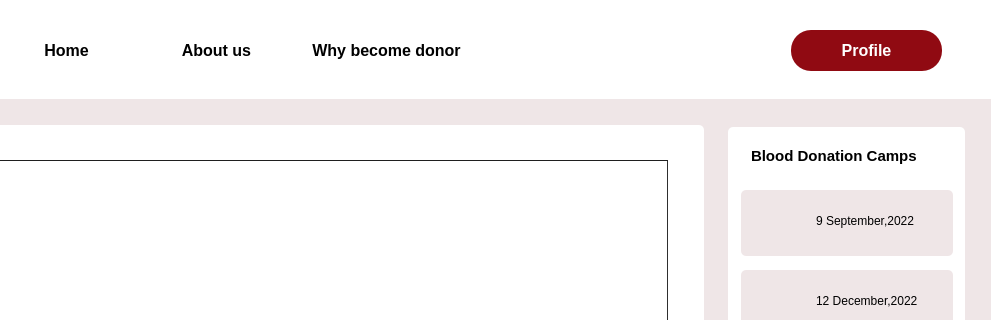
Qt form edit_patient.ui (Rista10/Final) before a commit; both pictures show x 279 to 1270 and y 0 to 320 of the 1270 by 700 pixel window.
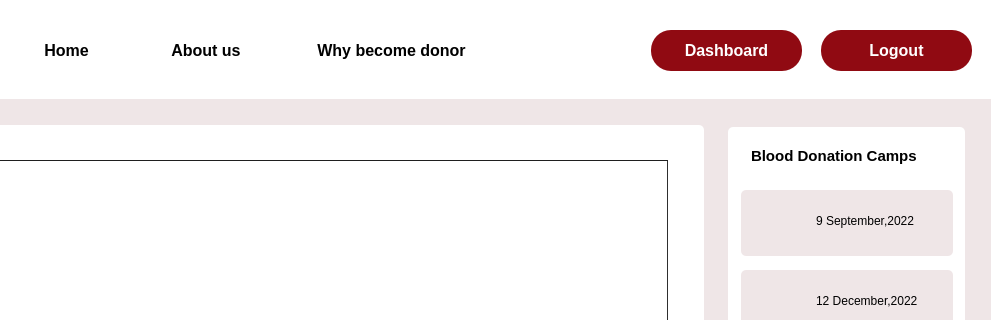
The same form after that commit. Icons and pictures are not drawn.

Diff of the .ui file:
```diff
--- a/edit_patient.ui
+++ b/edit_patient.ui
@@ -151,7 +151,7 @@
   <widget class="QPushButton" name="login">
    <property name="geometry">
     <rect>
-     <x>1070</x>
+     <x>930</x>
      <y>30</y>
      <width>151</width>
      <height>41</height>
@@ -181,7 +181,7 @@
 }</string>
    </property>
    <property name="text">
-    <string>Profile</string>
+    <string>Dashboard</string>
    </property>
   </widget>
   <widget class="QLabel" name="label_2">
@@ -511,7 +511,7 @@
     <rect>
      <x>420</x>
      <y>30</y>
-     <width>151</width>
+     <width>130</width>
      <height>41</height>
     </rect>
    </property>
@@ -580,7 +580,7 @@
   <widget class="QPushButton" name="why">
    <property name="geometry">
     <rect>
-     <x>550</x>
+     <x>555</x>
      <y>30</y>
      <width>231</width>
      <height>41</height>
@@ -682,10 +682,21 @@
      <bold>true</bold>
     </font>
    </property>
+   <property name="cursor">
+    <cursorShape>PointingHandCursor</cursorShape>
+   </property>
    <property name="styleSheet">
-    <string notr="true">background-color: rgb(144, 10, 18);
+    <string notr="true">*{background-color: rgb(144, 10, 18);
 color: rgb(255, 255, 255);
-border-radius:5px;</string>
+border-radius:5px;}
+
+
+#pushButton::hoever
+{
+	background-color: rgb(255, 255, 255);
+	color: rgb(144, 10, 18);
+}
+</string>
    </property>
    <property name="text">
     <string>Delete</string>
@@ -710,6 +721,42 @@
     <string>  Enter Patient ID</string>
    </property>
   </widget>
+  <widget class="QPushButton" name="login_2">
+   <property name="geometry">
+    <rect>
+     <x>1100</x>
+     <y>30</y>
+     <width>151</width>
+     <height>41</height>
+    </rect>
+   </property>
+   <property name="font">
+    <font>
+     <pointsize>12</pointsize>
+     <bold>true</bold>
+    </font>
+   </property>
+   <property name="cursor">
+    <cursorShape>PointingHandCursor</cursorShape>
+   </property>
+   <property name="styleSheet">
+    <string notr="true">#login_2
+{
+ background-color:rgb(144, 10, 18);
+border-radius:20px;
+	color: rgb(255, 255, 255);
+}
+
+#login_2::hover
+{
+background-color:white;
+	color: rgb(144, 10, 18);
+}</string>
+   </property>
+   <property name="text">
+    <string>Logout</string>
+   </property>
+  </widget>
   <zorder>label_2</zorder>
   <zorder>label_4</zorder>
   <zorder>label_25</zorder>
@@ -741,6 +788,7 @@
   <zorder>line_4</zorder>
   <zorder>pushButton</zorder>
   <zorder>userid</zorder>
+  <zorder>login_2</zorder>
  </widget>
  <resources/>
  <connections/>
```
